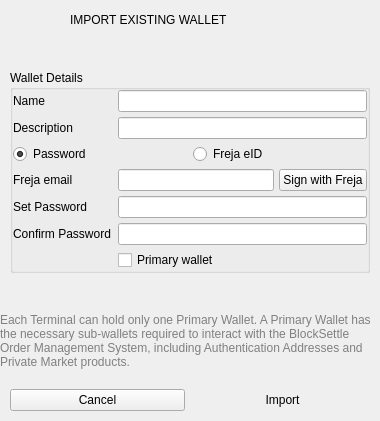
The window that BlockSettleUILib/ImportWalletDialog.ui (BlockSettle/terminal) describes before a commit, drawn with Qt 5.
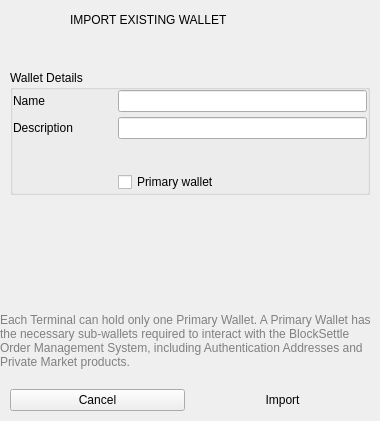
The same window after the commit. Icons and pictures are not drawn. Custom widgets are drawn as their Qt base class.

Commit message: BST-1240: GUI support for m-of-n wallet encryption

```diff
--- a/BlockSettleUILib/ImportWalletDialog.ui
+++ b/BlockSettleUILib/ImportWalletDialog.ui
@@ -257,213 +257,14 @@
           </widget>
          </item>
          <item>
-          <widget class="QWidget" name="horizontalWidget_2" native="true">
+          <widget class="WalletKeysCreateWidget" name="widgetCreateKeys" native="true">
            <property name="minimumSize">
             <size>
              <width>0</width>
-             <height>0</height>
+             <height>23</height>
             </size>
            </property>
-           <layout class="QHBoxLayout" name="horizontalLayout_8">
-            <property name="spacing">
-             <number>5</number>
-            </property>
-            <property name="leftMargin">
-             <number>0</number>
-            </property>
-            <property name="topMargin">
-             <number>0</number>
-            </property>
-            <property name="rightMargin">
-             <number>0</number>
-            </property>
-            <property name="bottomMargin">
-             <number>0</number>
-            </property>
-            <item>
-             <widget class="QRadioButton" name="radioButtonPassword">
-              <property name="text">
-               <string>Password</string>
-              </property>
-              <property name="checked">
-               <bool>true</bool>
-              </property>
-             </widget>
-            </item>
-            <item>
-             <widget class="QRadioButton" name="radioButtonFreja">
-              <property name="text">
-               <string>Freja eID</string>
-              </property>
-             </widget>
-            </item>
-           </layout>
-          </widget>
-         </item>
-         <item>
-          <widget class="QWidget" name="widgetFreja" native="true">
-           <property name="minimumSize">
-            <size>
-             <width>0</width>
-             <height>0</height>
-            </size>
-           </property>
-           <layout class="QHBoxLayout" name="horizontalLayout_10">
-            <property name="spacing">
-             <number>5</number>
-            </property>
-            <property name="leftMargin">
-             <number>0</number>
-            </property>
-            <property name="topMargin">
-             <number>0</number>
-            </property>
-            <property name="rightMargin">
-             <number>0</number>
-            </property>
-            <property name="bottomMargin">
-             <number>0</number>
-            </property>
-            <item>
-             <widget class="QLabel" name="labelFreja">
-              <property name="minimumSize">
-               <size>
-                <width>100</width>
-                <height>0</height>
-               </size>
-              </property>
-              <property name="maximumSize">
-               <size>
-                <width>100</width>
-                <height>16777215</height>
-               </size>
-              </property>
-              <property name="text">
-               <string>Freja email</string>
-              </property>
-             </widget>
-            </item>
-            <item>
-             <widget class="QLineEdit" name="lineEditFrejaId">
-              <property name="echoMode">
-               <enum>QLineEdit::Normal</enum>
-              </property>
-             </widget>
-            </item>
-            <item>
-             <widget class="QPushButton" name="pushButtonFreja">
-              <property name="text">
-               <string>Sign with Freja</string>
-              </property>
-             </widget>
-            </item>
-           </layout>
-          </widget>
-         </item>
-         <item>
-          <widget class="QWidget" name="widgetPassword" native="true">
-           <property name="minimumSize">
-            <size>
-             <width>0</width>
-             <height>0</height>
-            </size>
-           </property>
-           <layout class="QHBoxLayout" name="horizontalLayout_6">
-            <property name="spacing">
-             <number>5</number>
-            </property>
-            <property name="leftMargin">
-             <number>0</number>
-            </property>
-            <property name="topMargin">
-             <number>0</number>
-            </property>
-            <property name="rightMargin">
-             <number>0</number>
-            </property>
-            <property name="bottomMargin">
-             <number>0</number>
-            </property>
-            <item>
-             <widget class="QLabel" name="label_5">
-              <property name="minimumSize">
-               <size>
-                <width>100</width>
-                <height>0</height>
-               </size>
-              </property>
-              <property name="maximumSize">
-               <size>
-                <width>100</width>
-                <height>16777215</height>
-               </size>
-              </property>
-              <property name="text">
-               <string>Set Password</string>
-              </property>
-             </widget>
-            </item>
-            <item>
-             <widget class="QLineEdit" name="lineEditPassword">
-              <property name="echoMode">
-               <enum>QLineEdit::Password</enum>
-              </property>
-             </widget>
-            </item>
-           </layout>
-          </widget>
-         </item>
-         <item>
-          <widget class="QWidget" name="widgetPasswordConfirm" native="true">
-           <property name="minimumSize">
-            <size>
-             <width>0</width>
-             <height>0</height>
-            </size>
-           </property>
-           <layout class="QHBoxLayout" name="horizontalLayout_7">
-            <property name="spacing">
-             <number>5</number>
-            </property>
-            <property name="leftMargin">
-             <number>0</number>
-            </property>
-            <property name="topMargin">
-             <number>0</number>
-            </property>
-            <property name="rightMargin">
-             <number>0</number>
-            </property>
-            <property name="bottomMargin">
-             <number>0</number>
-            </property>
-            <item>
-             <widget class="QLabel" name="label_6">
-              <property name="minimumSize">
-               <size>
-                <width>100</width>
-                <height>0</height>
-               </size>
-              </property>
-              <property name="maximumSize">
-               <size>
-                <width>100</width>
-                <height>16777215</height>
-               </size>
-              </property>
-              <property name="text">
-               <string>Confirm Password</string>
-              </property>
-             </widget>
-            </item>
-            <item>
-             <widget class="QLineEdit" name="lineEditPasswordConfirm">
-              <property name="echoMode">
-               <enum>QLineEdit::Password</enum>
-              </property>
-             </widget>
-            </item>
-           </layout>
+           <layout class="QHBoxLayout" name="horizontalLayout_5"/>
           </widget>
          </item>
          <item>
@@ -615,6 +416,14 @@
    </item>
   </layout>
  </widget>
+ <customwidgets>
+  <customwidget>
+   <class>WalletKeysCreateWidget</class>
+   <extends>QWidget</extends>
+   <header>WalletKeysCreateWidget.h</header>
+   <container>1</container>
+  </customwidget>
+ </customwidgets>
  <resources>
   <include location="armory.qrc"/>
  </resources>
```
The commit also changes 51 other files.
